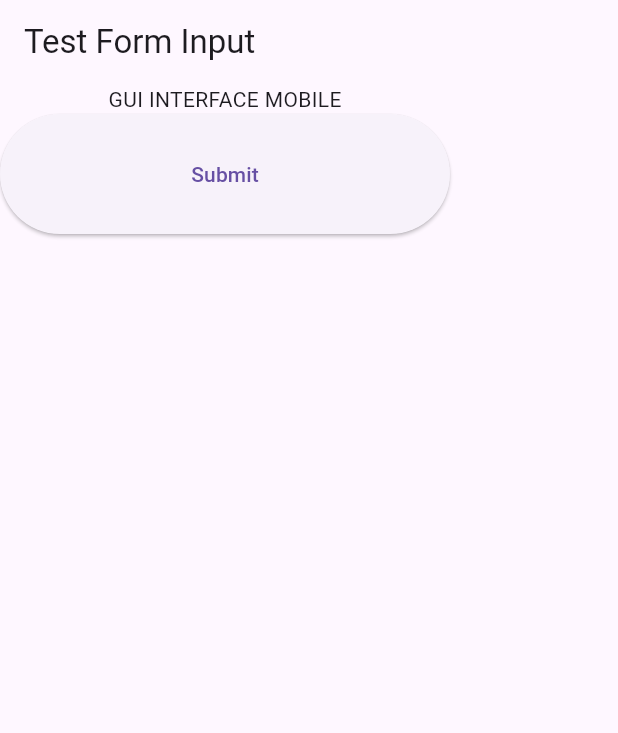
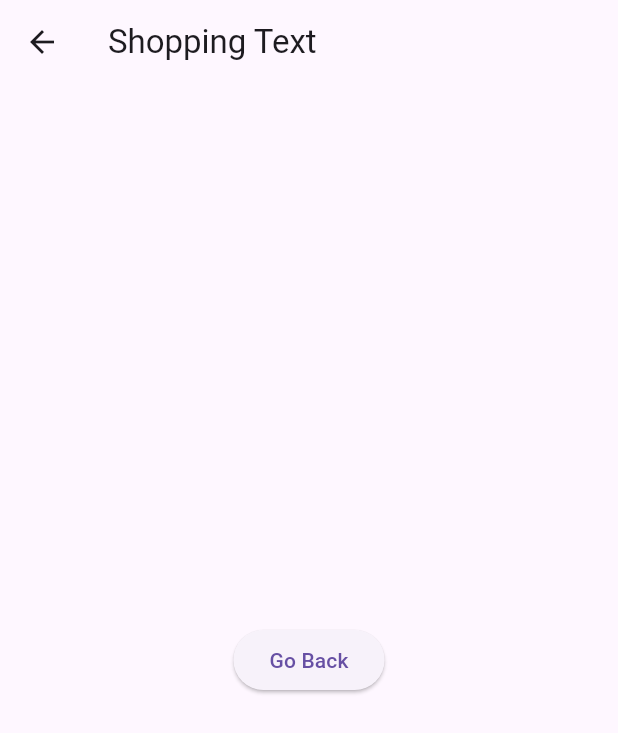
Before and after one commit to Papop-San/Flutter_Lesson, a Flutter app: the screen it shows after launch, after a tap on "Submit", on a phone screen of 412 x 824 dp. Shown: the top 733 px of the screen. Run offline on Flutter 3.47's test engine with Material 3 defaults, Android fonts, the phone set to English and light mode, and no system bars.

Commit message:
change_Page

```diff
--- a/week3_1/lib/form.dart
+++ b/week3_1/lib/form.dart
@@ -1,4 +1,5 @@
 import 'package:flutter/material.dart';
+import 'shopping.dart';
 
 class MyForm extends StatelessWidget {
   const MyForm({Key? key}) : super(key: key);
@@ -13,7 +14,16 @@ class MyForm extends StatelessWidget {
         children: [
           Text("GUI INTERFACE MOBILE"),
           ElevatedButton(
-            onPressed: () {},
+            onPressed: () {
+              Navigator.push(
+                context,
+                MaterialPageRoute(
+                  builder: (context) {
+                    return fromShopping();
+                  },
+                ),
+              );
+            },
             child: Text("Submit"),
             style: ElevatedButton.styleFrom(
               fixedSize: const Size(300, 80),
--- a/week3_1/lib/shopping.dart
+++ b/week3_1/lib/shopping.dart
@@ -0,0 +1,23 @@
+import 'package:flutter/material.dart';
+
+class fromShopping extends StatelessWidget {
+  const fromShopping({super.key});
+
+  @override
+  Widget build(BuildContext context) {
+    return Scaffold(
+      appBar:AppBar(
+        title: Text("Shopping Text"),
+      ),
+      body: Center(
+        child: ElevatedButton(
+          onPressed: (){
+            Navigator.pop(context);
+          },
+          child: const Text("Go Back"),
+        ),
+      ),
+
+    );
+  }
+}
```
